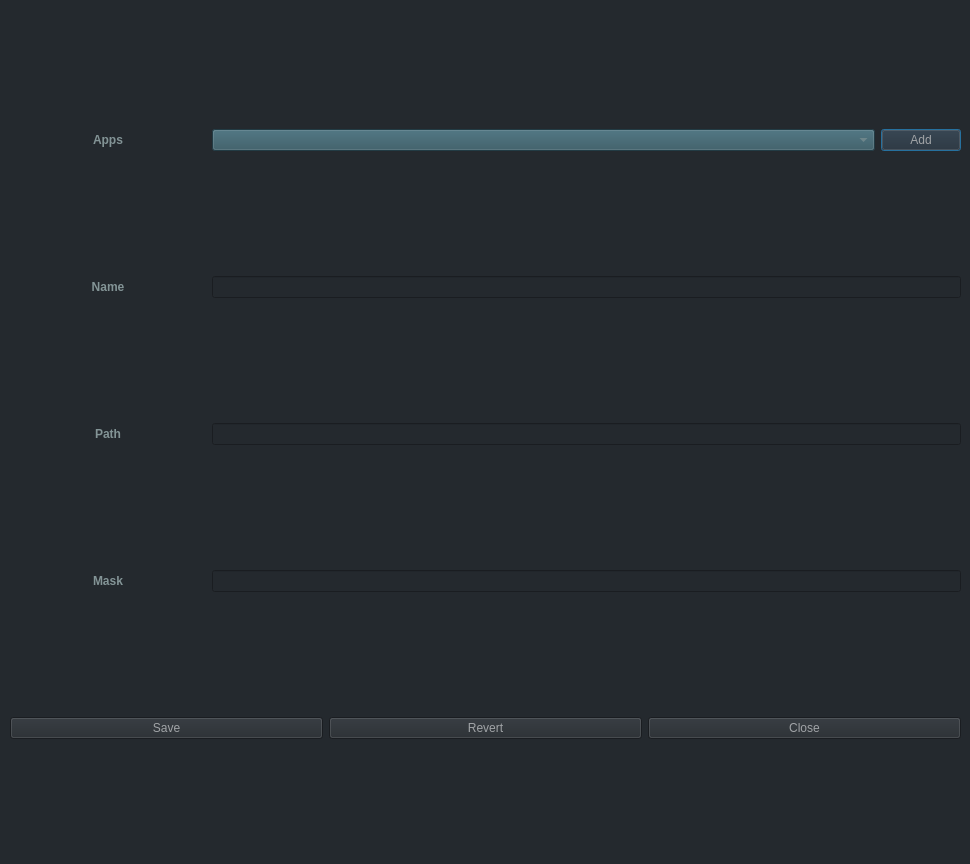
This is appdialog.ui in StronglogicSolutions/ky_gui as Qt 5 draws it before an edit. The edited form follows.
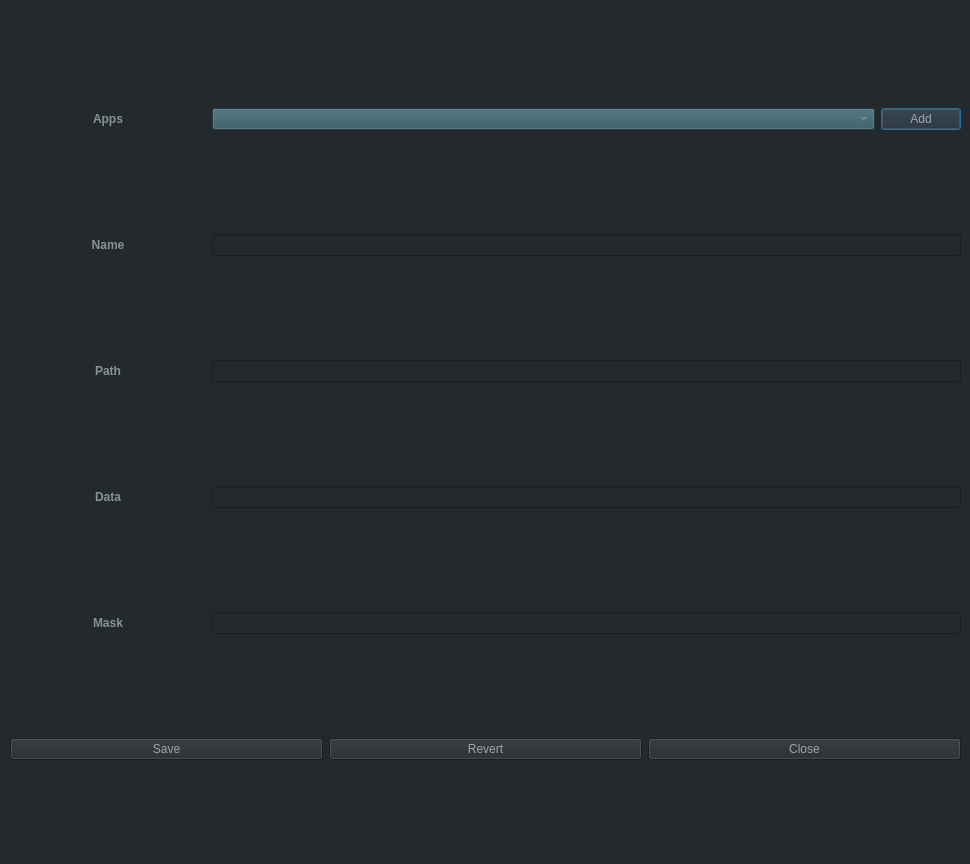
This is the edited form. Icons and pictures are not drawn.

Commit message: app dialog is populated

```diff
--- a/appdialog.ui
+++ b/appdialog.ui
@@ -168,7 +168,47 @@
        </widget>
       </item>
       <item>
-       <widget class="QLineEdit" name="lineEdit_2"/>
+       <widget class="QLineEdit" name="pathText"/>
+      </item>
+     </layout>
+    </item>
+    <item>
+     <layout class="QHBoxLayout" name="horizontalLayout_6" stretch="0,0">
+      <item>
+       <widget class="QLabel" name="dataLabel">
+        <property name="sizePolicy">
+         <sizepolicy hsizetype="Fixed" vsizetype="Preferred">
+          <horstretch>2</horstretch>
+          <verstretch>0</verstretch>
+         </sizepolicy>
+        </property>
+        <property name="minimumSize">
+         <size>
+          <width>196</width>
+          <height>0</height>
+         </size>
+        </property>
+        <property name="maximumSize">
+         <size>
+          <width>196</width>
+          <height>16777215</height>
+         </size>
+        </property>
+        <property name="styleSheet">
+         <string notr="true">font: 75 11pt &quot;Noto Sans&quot;;
+color: rgb(131, 148, 150);
+font-weight: 700;</string>
+        </property>
+        <property name="text">
+         <string>Data</string>
+        </property>
+        <property name="alignment">
+         <set>Qt::AlignCenter</set>
+        </property>
+       </widget>
+      </item>
+      <item>
+       <widget class="QLineEdit" name="dataText"/>
       </item>
      </layout>
     </item>
```
Left out of the diff: 20 changed lines with no effect on the pictures. The commit also changes 6 other files.
